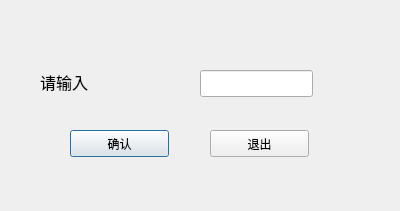
This is Qt/Train/getstring.ui in pascalprimer/DataStructure as Qt 5 draws it before an edit. The edited form follows.
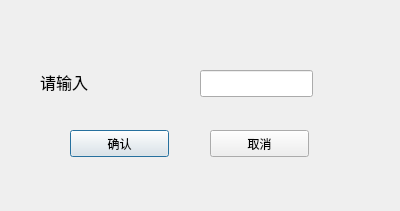
This is the edited form.

```diff
--- a/Qt/Train/getstring.ui
+++ b/Qt/Train/getstring.ui
@@ -49,7 +49,7 @@
     </rect>
    </property>
    <property name="text">
-    <string>退出</string>
+    <string>取消</string>
    </property>
   </widget>
   <widget class="QLineEdit" name="stringEdit">
```
